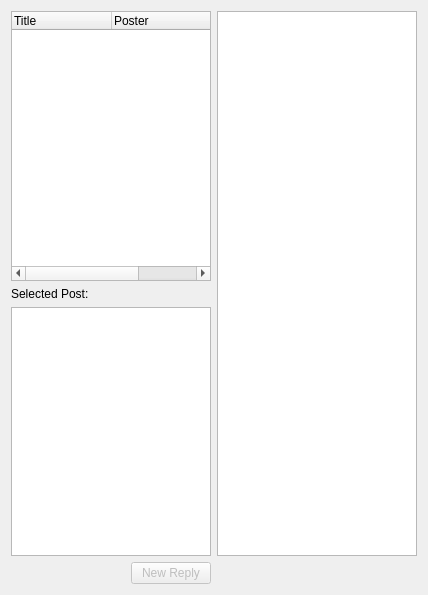
The window that ui/ForumTreeForm.ui (dmzdev/stance) describes before a commit, drawn with Qt 5.
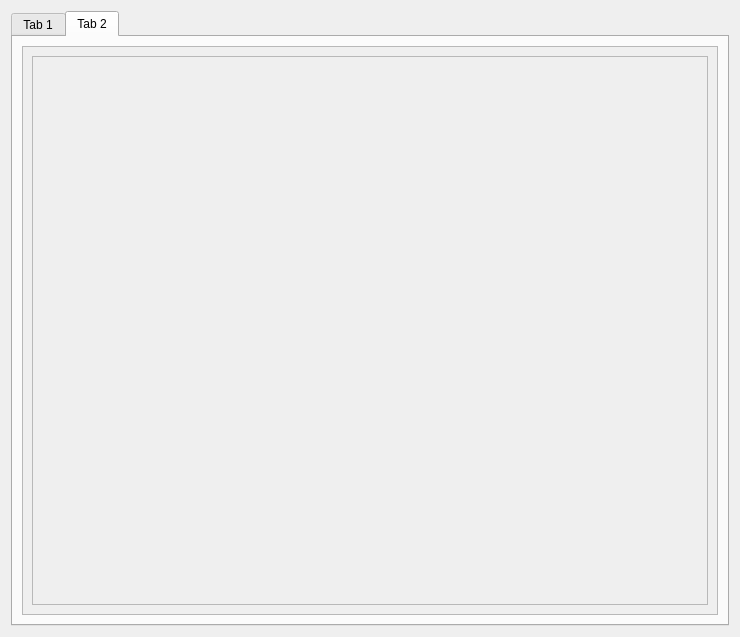
The same window after the commit. The open tabs and pages were chosen to show the change.

Commit message: updating look and feel of forum

Diff of the .ui file:
```diff
--- a/ui/ForumTreeForm.ui
+++ b/ui/ForumTreeForm.ui
@@ -6,15 +6,25 @@
    <rect>
     <x>0</x>
     <y>0</y>
-    <width>428</width>
-    <height>595</height>
+    <width>740</width>
+    <height>637</height>
    </rect>
   </property>
   <property name="windowTitle">
    <string>Form</string>
   </property>
-  <layout class="QGridLayout" name="gridLayout">
-   <item row="0" column="0">
+  <layout class="QVBoxLayout" name="verticalLayout_5">
+   <item>
+    <widget class="QTabWidget" name="tabWidget">
+     <property name="currentIndex">
+      <number>0</number>
+     </property>
+     <widget class="QWidget" name="tab_3">
+      <attribute name="title">
+       <string>Tab 1</string>
+      </attribute>
+      <layout class="QVBoxLayout" name="verticalLayout_2">
+       <item>
     <widget class="QTreeWidget" name="treeWidget">
      <property name="alternatingRowColors">
       <bool>true</bool>
@@ -51,13 +61,6 @@
      </column>
     </widget>
    </item>
-   <item row="0" column="1" rowspan="2">
-    <widget class="QGraphicsView" name="forumGraphicsView"/>
-   </item>
-   <item row="1" column="0">
-    <layout class="QHBoxLayout" name="horizontalLayout_2">
-     <item>
-      <layout class="QVBoxLayout" name="verticalLayout_3">
        <item>
         <widget class="QLabel" name="label_3">
          <property name="text">
@@ -68,11 +71,7 @@
        <item>
         <widget class="QTextEdit" name="textEdit"/>
        </item>
-      </layout>
-     </item>
-    </layout>
-   </item>
-   <item row="2" column="0">
+       <item>
     <layout class="QHBoxLayout" name="horizontalLayout">
      <item>
       <spacer name="horizontalSpacer">
@@ -98,6 +97,55 @@
       </widget>
      </item>
     </layout>
+       </item>
+      </layout>
+     </widget>
+     <widget class="QWidget" name="tab_4">
+      <attribute name="title">
+       <string>Tab 2</string>
+      </attribute>
+      <layout class="QVBoxLayout" name="verticalLayout_4">
+       <item>
+        <widget class="QScrollArea" name="scrollArea">
+         <property name="widgetResizable">
+          <bool>true</bool>
+         </property>
+         <property name="alignment">
+          <set>Qt::AlignLeading|Qt::AlignLeft|Qt::AlignTop</set>
+         </property>
+         <widget class="QWidget" name="scrollAreaWidgetContents">
+          <property name="geometry">
+           <rect>
+            <x>0</x>
+            <y>0</y>
+            <width>668</width>
+            <height>556</height>
+           </rect>
+          </property>
+          <layout class="QVBoxLayout" name="verticalLayout">
+           <item>
+            <widget class="QFrame" name="forumFrame">
+             <property name="sizePolicy">
+              <sizepolicy hsizetype="Expanding" vsizetype="Preferred">
+               <horstretch>0</horstretch>
+               <verstretch>0</verstretch>
+              </sizepolicy>
+             </property>
+             <property name="frameShape">
+              <enum>QFrame::StyledPanel</enum>
+             </property>
+             <property name="frameShadow">
+              <enum>QFrame::Raised</enum>
+             </property>
+            </widget>
+           </item>
+          </layout>
+         </widget>
+        </widget>
+       </item>
+      </layout>
+     </widget>
+    </widget>
    </item>
   </layout>
  </widget>
```
Lines whose indentation alone changed are shown as unchanged. The commit also changes 4 other files.
